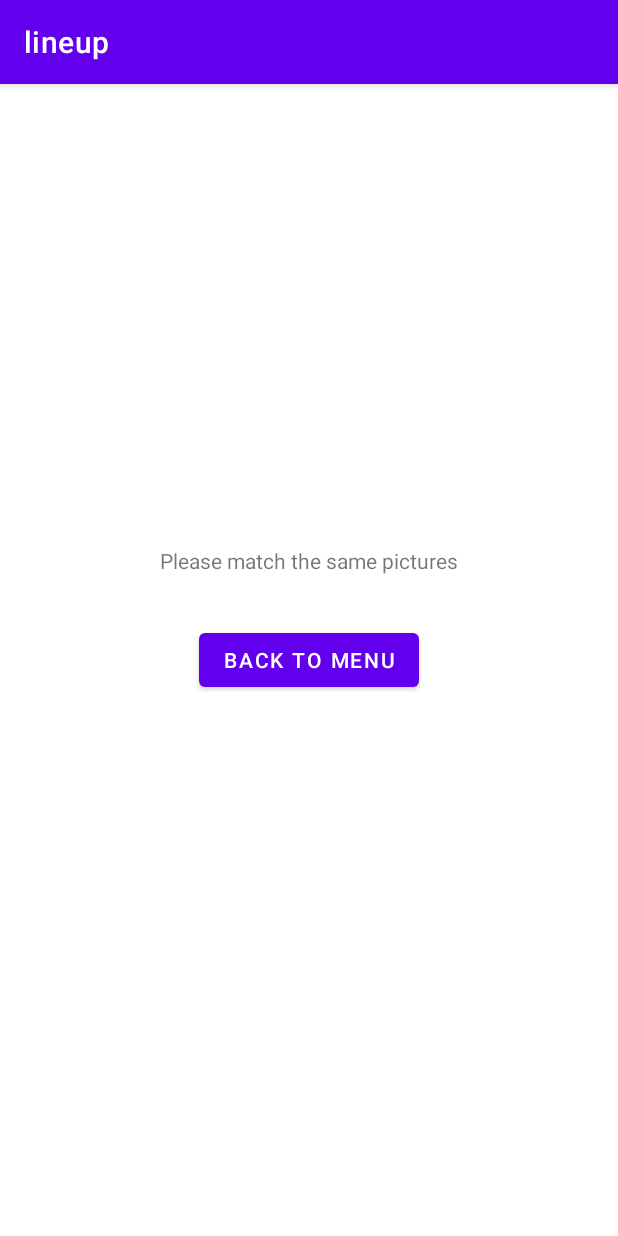
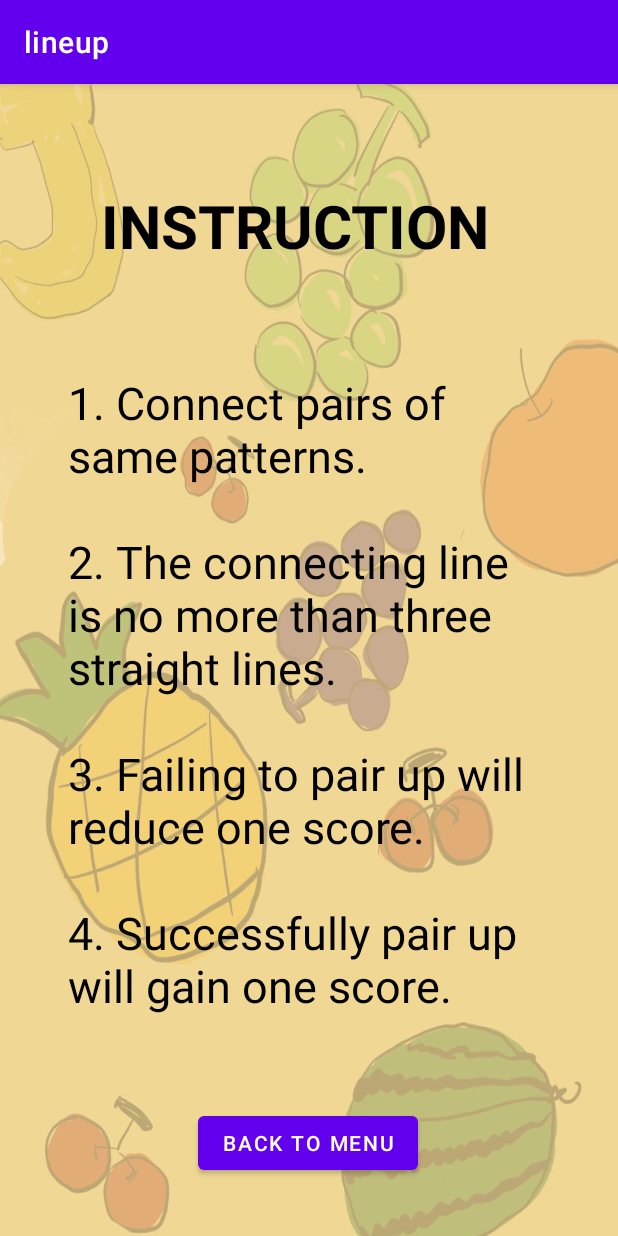
Before and after one commit to xzhan215/cs441_link_up, an Android app: the instruction screen opened directly, with no data from a screen before it, on a phone screen of 412 x 824 dp. Run offline under Robolectric (Android 15) with nearby library versions, the phone set to English and light mode, and no system bars.

Commit message:
add some features

```diff
--- a/lineup/app/src/main/java/com/example/lineup/game.java
+++ b/lineup/app/src/main/java/com/example/lineup/game.java
@@ -88,6 +88,7 @@ public class game extends AppCompatActivity {
         //attach the image on the button with assigned image
         for(int i = 0; i < 4; i++) {
             for(int j = 0; j< 4; j++) {
+                board_but[i][j].setVisibility(View.VISIBLE);
                 String pic = board[i][j];
                 if(pic.equals("apple")) board_but[i][j].setImageResource(R.drawable.apple);
                 else if(pic.equals("grape")) board_but[i][j].setImageResource(R.drawable.grape);
@@ -273,6 +274,9 @@ public class game extends AppCompatActivity {
         return false;
     }
 
+    public void restart_game(View view) {
+        initializeboard();
+    }
 
     public void switch_to_menu(View view) {
         Intent act_action = new Intent(this, MainActivity.class);
--- a/lineup/app/src/main/res/layout/activity_instrction.xml
+++ b/lineup/app/src/main/res/layout/activity_instrction.xml
@@ -4,26 +4,48 @@
     xmlns:tools="http://schemas.android.com/tools"
     android:layout_width="match_parent"
     android:layout_height="match_parent"
+    android:background="@drawable/backdrop"
     tools:context=".instruction">
 
     <TextView
-        android:layout_width="wrap_content"
-        android:layout_height="wrap_content"
-        android:text="Please match the same pictures"
+        android:layout_width="271dp"
+        android:layout_height="107dp"
+        android:gravity="center"
+        android:text="INSTRUCTION"
+
+        android:textColor="@color/black"
+        android:textSize="40dp"
+        android:textStyle="bold"
+        app:layout_constraintBottom_toBottomOf="parent"
+        app:layout_constraintHorizontal_bias="0.435"
+        app:layout_constraintLeft_toLeftOf="parent"
+        app:layout_constraintRight_toRightOf="parent"
+        app:layout_constraintTop_toTopOf="parent"
+        app:layout_constraintVertical_bias="0.062" />
+
+    <TextView
+        android:layout_width="321dp"
+        android:layout_height="450dp"
+        android:gravity="left"
+        android:text="1. Connect pairs of same patterns.\n\n2. The connecting line is no more than three straight lines.\n\n3. Failing to pair up will reduce one score.\n\n4. Successfully pair up will gain one score. "
+        android:textColor="@color/black"
+        android:textSize="30dp"
         app:layout_constraintBottom_toBottomOf="parent"
         app:layout_constraintLeft_toLeftOf="parent"
         app:layout_constraintRight_toRightOf="parent"
         app:layout_constraintTop_toTopOf="parent"
-        app:layout_constraintVertical_bias="0.411" />
+        app:layout_constraintVertical_bias="0.604" />
 
     <Button
+        android:id="@+id/menu1"
         android:layout_width="wrap_content"
         android:layout_height="wrap_content"
-        android:id="@+id/menu1"
+        android:onClick="switch_to_menu"
         android:text="Back to Menu"
-        android:onClick="switch_to_menu"
         app:layout_constraintBottom_toBottomOf="parent"
+        app:layout_constraintHorizontal_bias="0.498"
         app:layout_constraintLeft_toLeftOf="parent"
         app:layout_constraintRight_toRightOf="parent"
-        app:layout_constraintTop_toTopOf="parent" />
+        app:layout_constraintTop_toTopOf="parent"
+        app:layout_constraintVertical_bias="0.947" />
 </androidx.constraintlayout.widget.ConstraintLayout>
```
Also changed, not shown: lineup/app/src/main/res/layout/activity_game.xml (+14 -14 lines), lineup/app/src/main/res/layout/activity_main.xml (+20 -4 lines), lineup/app/src/main/res/drawable/backdrop.jpg (added).
